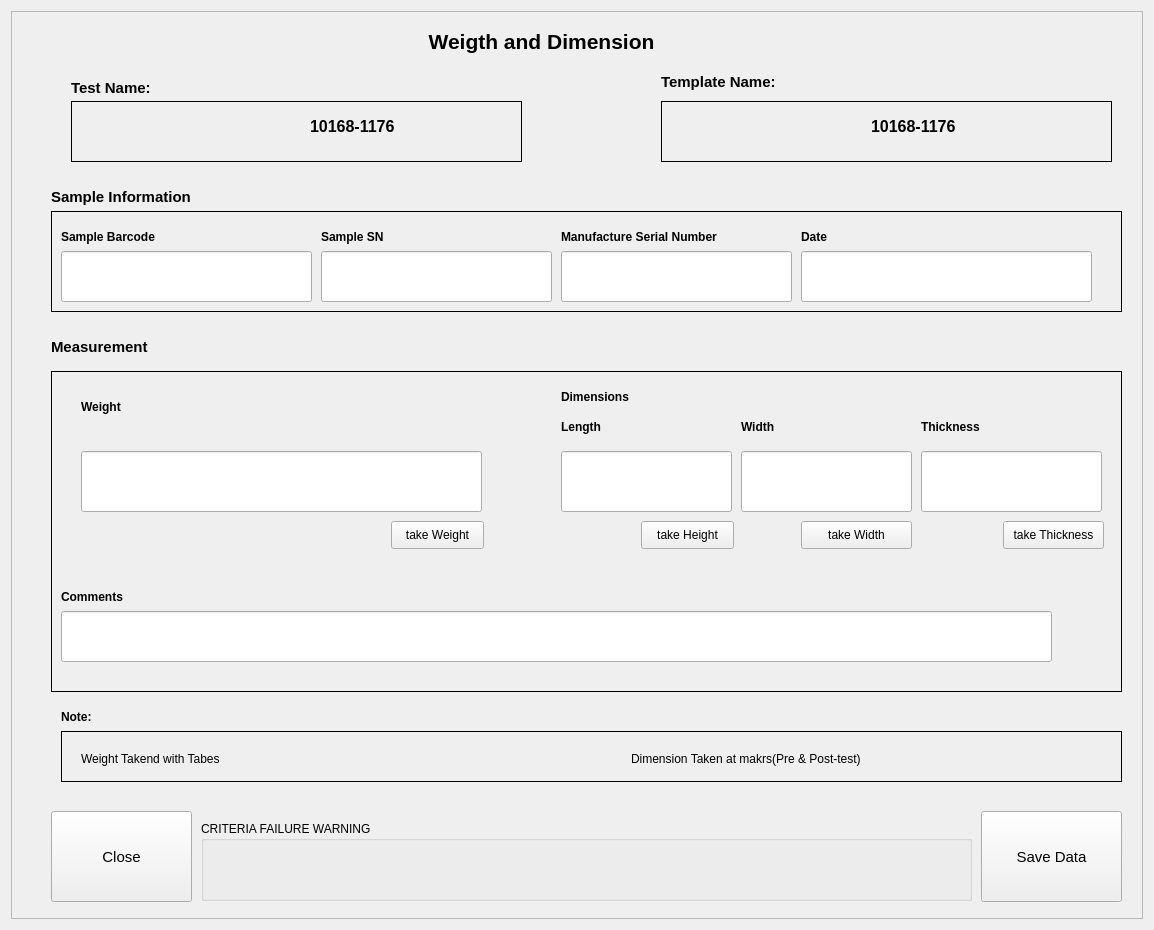
Before: the Qt Designer form RGui_Screening_DataCollection.ui in wa26532977/WnDtesting, drawn with Qt 5.
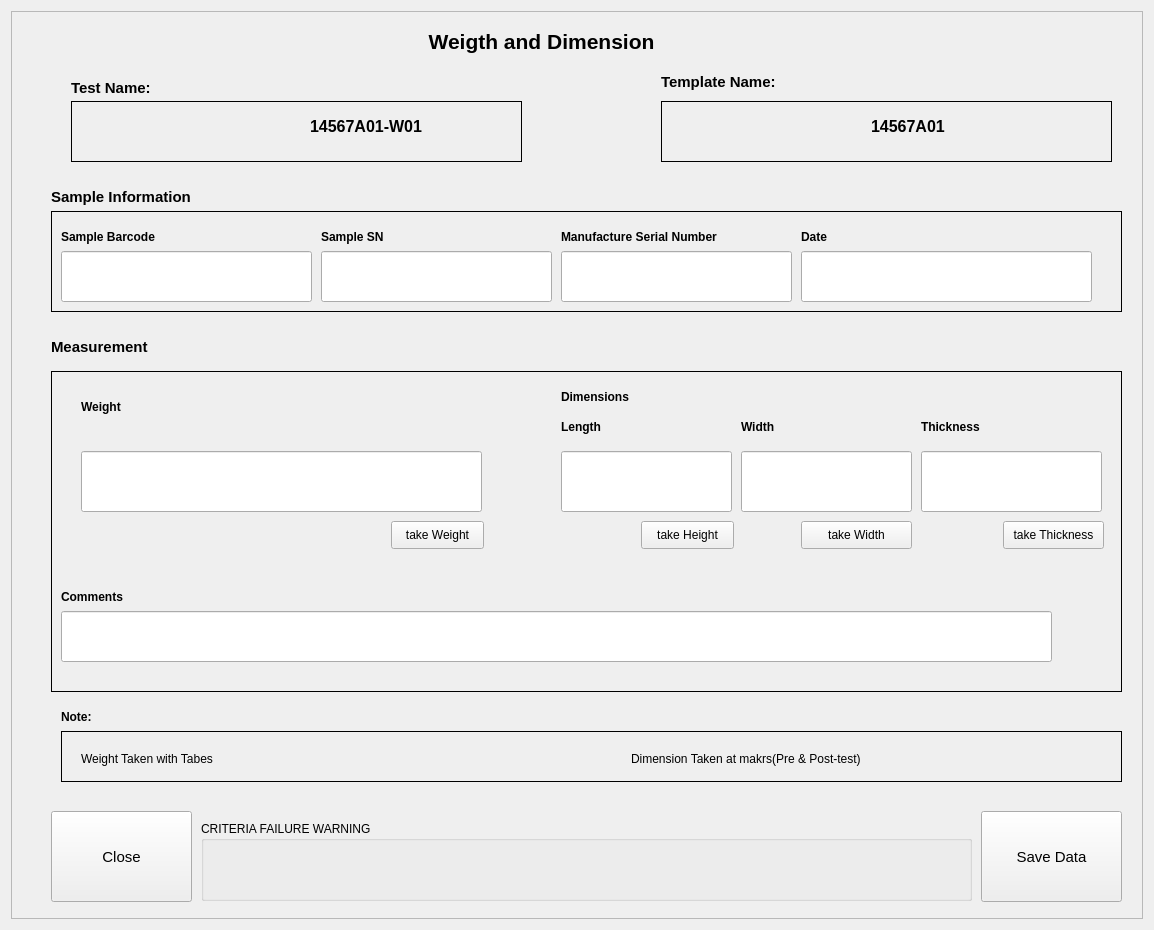
After: the same form once the commit is applied.

Diff of the .ui file:
```diff
--- a/RGui_Screening_DataCollection.ui
+++ b/RGui_Screening_DataCollection.ui
@@ -97,7 +97,7 @@
            </font>
           </property>
           <property name="text">
-           <string>10168-1176</string>
+           <string>14567A01-W01</string>
           </property>
          </widget>
         </item>
@@ -136,7 +136,7 @@
         </font>
        </property>
        <property name="text">
-        <string>10168-1176</string>
+        <string>14567A01</string>
        </property>
       </widget>
      </widget>
@@ -791,7 +791,7 @@
         </rect>
        </property>
        <property name="text">
-        <string>Weight Takend with Tabes</string>
+        <string>Weight Taken with Tabes</string>
        </property>
       </widget>
       <widget class="QLabel" name="label_31">
```
